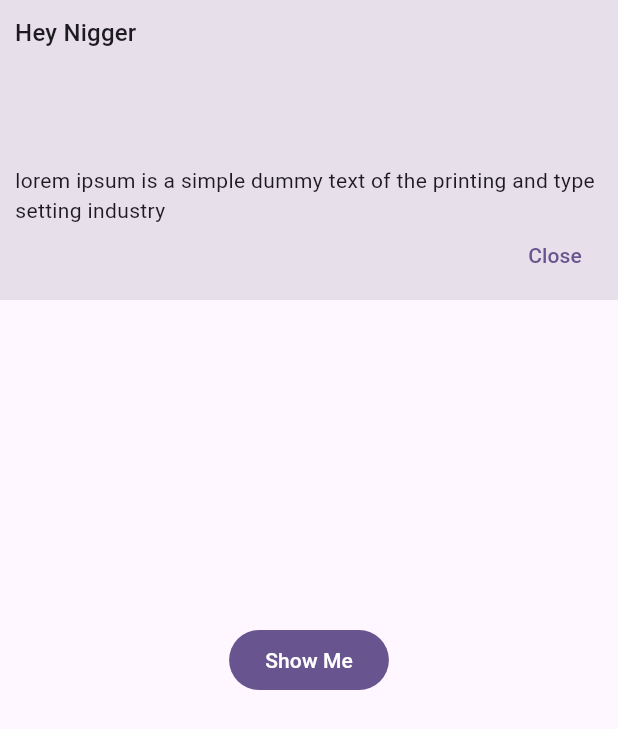
After one commit to EsinShadrach/flutter_playground, a Flutter app: the TopSnackbar screen opened by its route, after a tap on "Show Me", on a phone screen of 412 x 824 dp. The commit adds this screen. Shown: the top 729 px of the screen. Run offline on Flutter 3.47's test engine with Material 3 defaults, Android fonts, the phone set to English and light mode, and no system bars.

Commit message:
Added top snackbar code

```diff
--- a/lib/main.dart
+++ b/lib/main.dart
@@ -29,13 +29,13 @@ class MyApp extends StatelessWidget {
         title: "Flutter Demo",
         routes: routes(),
         debugShowCheckedModeBanner: false,
-        builder: (context, child) {
-          return Scaffold(
-            body: SafeArea(
-              child: child!,
-            ),
-          );
-        },
+        // builder: (context, child) {
+        //   return Scaffold(
+        //     body: SafeArea(
+        //       child: child!,
+        //     ),
+        //   );
+        // },
         onUnknownRoute: (settings) {
           return MaterialPageRoute(
             builder: (context) => const Scaffold(
--- a/lib/routes.dart
+++ b/lib/routes.dart
@@ -5,6 +5,7 @@ import "package:flutter_playground/screens/examples/hero_widget/hero_widget_exam
 import "package:flutter_playground/screens/examples/overlay_example/overlay_example_screen.dart";
 import "package:flutter_playground/screens/examples/scale_down_btn/scale_down_btn_example.dart";
 import "package:flutter_playground/screens/page_animation/page_animation.dart";
+import "package:flutter_playground/screens/top_snackbar/top_snackbar.dart";
 
 mixin AppRoutes {
   static const String home = "/";
@@ -13,6 +14,7 @@ mixin AppRoutes {
   static const String scaleDownOnPressed = "/scale-down-on-pressed-btn";
   static const String overlayExample = "/overlay-example";
   static const String heroWidget = "/hero-widget";
+  static const String topSnackbar = "/top-snackbar";
 }
 
 Map<String, WidgetBuilder> routes() => {
@@ -22,4 +24,5 @@ Map<String, WidgetBuilder> routes() => {
       AppRoutes.scaleDownOnPressed: (context) => const ScaleDownButton(),
       AppRoutes.overlayExample: (context) => const OverlayScreenExample(),
       AppRoutes.heroWidget: (context) => const HeroWidgetScreen(),
+      AppRoutes.topSnackbar: (context) => const TopSnackbar(),
     };
--- /dev/null
+++ b/lib/screens/top_snackbar/top_snackbar.dart
@@ -0,0 +1,141 @@
+import "package:flutter/material.dart";
+import "package:flutter_playground/extensions.dart";
+
+class TopSnackbar extends StatelessWidget {
+  const TopSnackbar({super.key});
+  static OverlayEntry? overlayEntry;
+
+  void showOverlay(BuildContext context) {
+    final overlayState = Overlay.of(context);
+    if (overlayEntry == null) {
+      overlayEntry = OverlayEntry(
+        builder: (context) {
+          return CustomSnackbar(
+            tapFn: () {
+              overlayEntry?.remove();
+              overlayEntry = null;
+            },
+          );
+        },
+      );
+      overlayState.insert(overlayEntry!);
+    } else {
+      overlayEntry?.remove();
+      overlayEntry = null;
+    }
+  }
+
+  @override
+  Widget build(BuildContext context) {
+    return Scaffold(
+      appBar: AppBar(
+        title: const Text("Title"),
+      ),
+      body: Container(
+        alignment: Alignment.center,
+        child: FilledButton(
+          onPressed: () {
+            showOverlay(context);
+          },
+          child: const Text("Show Me"),
+        ),
+      ),
+    );
+  }
+}
+
+class CustomSnackbar extends StatefulWidget {
+  const CustomSnackbar({
+    super.key,
+    required this.tapFn,
+  });
+  final Function() tapFn;
+
+  @override
+  State<CustomSnackbar> createState() => _CustomSnackbarState();
+}
+
+class _CustomSnackbarState extends State<CustomSnackbar>
+    with SingleTickerProviderStateMixin {
+  late final AnimationController _controller;
+  late final Animation<Offset> _animation;
+
+  @override
+  void initState() {
+    _controller = AnimationController(
+      vsync: this,
+      duration: Durations.short4,
+      debugLabel: "topsnackbar",
+    );
+
+    _animation = Tween<Offset>(
+      begin: const Offset(0, -1),
+      end: const Offset(0, 0),
+    ).animate(
+      CurvedAnimation(
+        parent: _controller,
+        curve: Curves.easeInOut,
+      ),
+    );
+    _controller.forward();
+    super.initState();
+  }
+
+  @override
+  Widget build(BuildContext context) {
+    return Positioned(
+      top: 0,
+      left: 0,
+      right: 0,
+      child: Material(
+        type: MaterialType.transparency,
+        child: ConstrainedBox(
+          constraints: const BoxConstraints(
+            maxHeight: 200,
+          ),
+          child: SlideTransition(
+            position: _animation,
+            child: Container(
+              decoration: BoxDecoration(
+                color: context.colorScheme.surfaceVariant,
+              ),
+              padding: const EdgeInsets.all(10),
+              child: SafeArea(
+                bottom: false,
+                child: Column(
+                  crossAxisAlignment: CrossAxisAlignment.start,
+                  mainAxisSize: MainAxisSize.min,
+                  children: [
+                    Text(
+                      "Hey Nigger",
+                      style: context.textTheme.titleMedium,
+                    ),
+                    const Spacer(),
+                    Text(
+                      "lorem ipsum is a simple dummy text of the printing and type setting industry",
+                      style: context.textTheme.bodyMedium,
+                    ),
+                    Align(
+                      alignment: Alignment.bottomRight,
+                      child: TextButton(
+                        style: TextButton.styleFrom(
+                          tapTargetSize: MaterialTapTargetSize.shrinkWrap,
+                        ),
+                        onPressed: () {
+                          _controller.reverse().then((_) {
+                            widget.tapFn();
+                          });
+                        },
+                        child: const Text("Close"),
+                      ),
+                    )
+                  ],
+                ),
+              ),
+            ),
+          ),
+        ),
+      ),
+    );
+  }
+}
```
